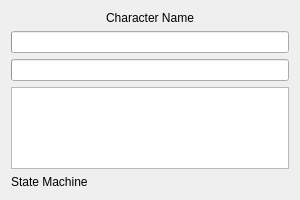
SandSnip3r/Hyperbot, file rl_ui/characterDetailDialog.ui: the form before one commit.
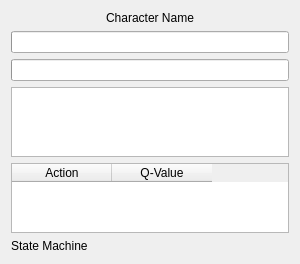
The form after the commit.

Commit message: Display q-values in character dialog

Diff of the .ui file:
```diff
--- a/rl_ui/characterDetailDialog.ui
+++ b/rl_ui/characterDetailDialog.ui
@@ -36,7 +36,7 @@
       </widget>
     </item>
     <item>
-     <widget class="QListWidget" name="skillCooldownList">
+    <widget class="QListWidget" name="skillCooldownList">
       <property name="iconSize">
        <size>
         <width>24</width>
@@ -45,6 +45,20 @@
       </property>
      </widget>
     </item>
+    <item>
+     <widget class="QTableWidget" name="qValueTable">
+      <column>
+       <property name="text">
+        <string>Action</string>
+       </property>
+      </column>
+      <column>
+       <property name="text">
+        <string>Q-Value</string>
+       </property>
+      </column>
+     </widget>
+    </item>
     <item>
       <widget class="QLabel" name="stateMachineLabel">
        <property name="text">
```
The commit also changes 15 other files.
